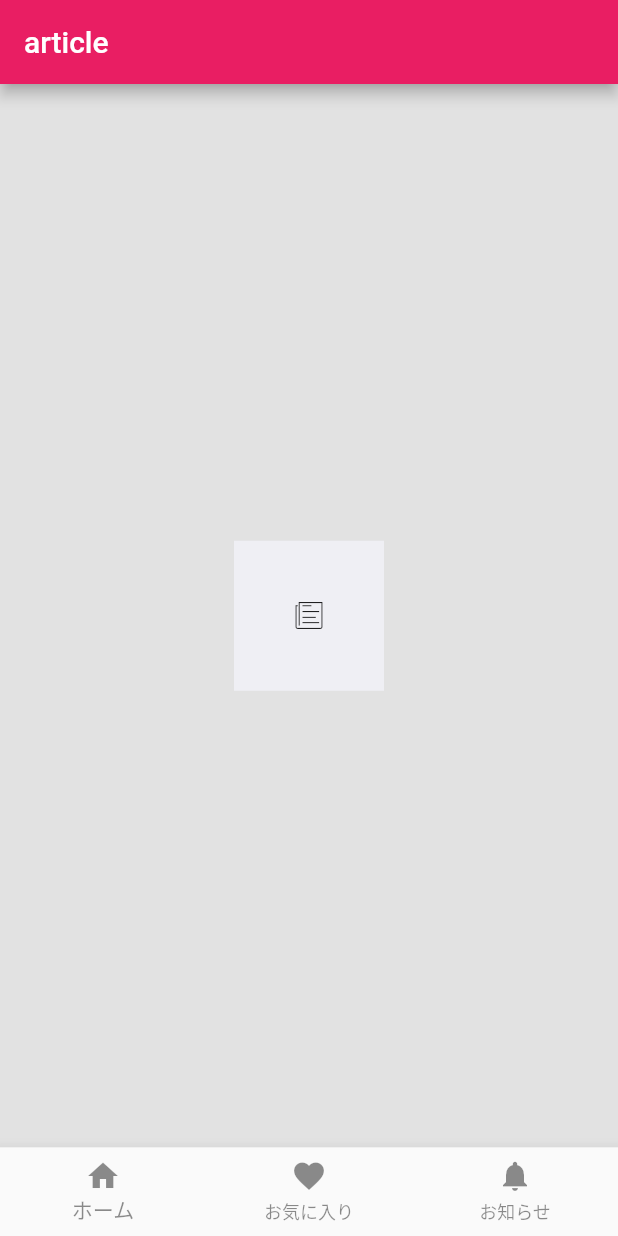
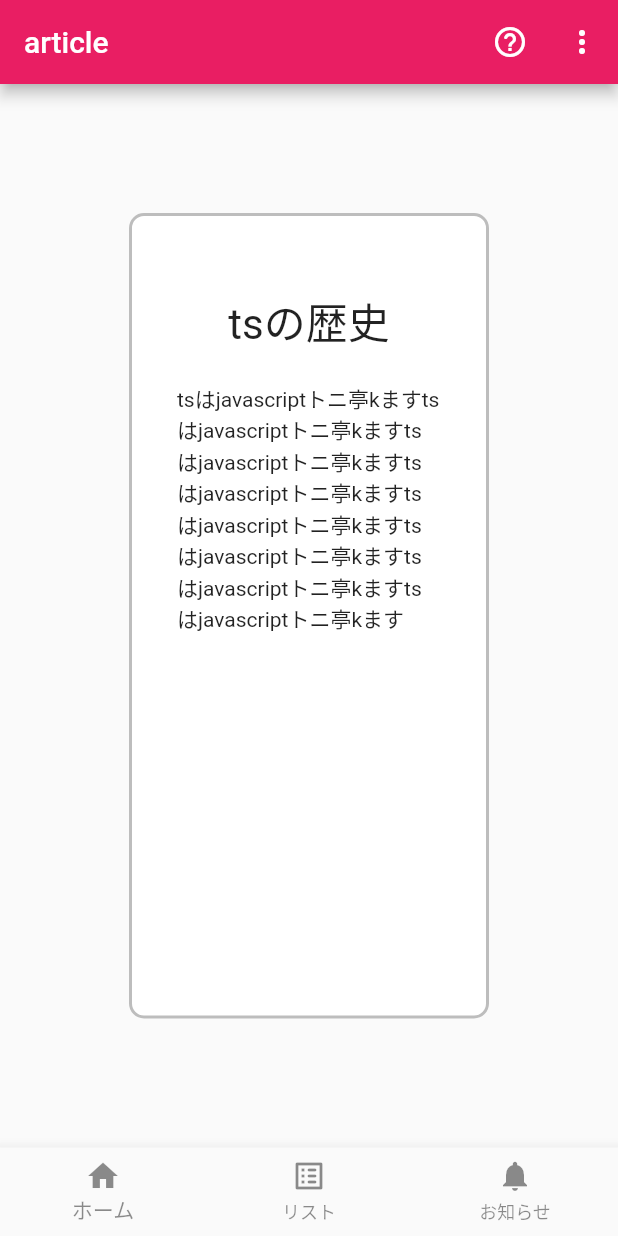
Before and after one commit to mnt3710/mobile-article-swipe, a Flutter app: the screen it shows after launch, on a phone screen of 412 x 824 dp. Run offline on Flutter 3.47's test engine with Material 2 defaults, Android fonts, the phone set to English and light mode, and no system bars; drawn by our look-alikes of swipe_cards.

Commit message:
swipeページのデザイン修正

```diff
--- a/lib/home.dart
+++ b/lib/home.dart
@@ -20,6 +20,13 @@ class _MyHomePage extends State<MyHomePage> {
     return Scaffold(
       appBar: AppBar(
         title: Text('article'),
+        actions: <Widget>[
+          IconButton(onPressed: () {}, icon: Icon(Icons.help_outline_rounded)),
+          IconButton(
+            onPressed: () {},
+            icon: Icon(Icons.more_vert),
+          ),
+        ],
       ),
       body: _currentIndex == 0
           ? HomePage()
@@ -31,7 +38,8 @@ class _MyHomePage extends State<MyHomePage> {
         selectedItemColor: Colors.black45,
         items: const <BottomNavigationBarItem>[
           BottomNavigationBarItem(icon: Icon(Icons.home), label: 'ホーム'),
-          BottomNavigationBarItem(icon: Icon(Icons.favorite), label: 'お気に入り'),
+          BottomNavigationBarItem(
+              icon: Icon(Icons.list_alt_rounded), label: 'リスト'),
           BottomNavigationBarItem(
               icon: Icon(Icons.notifications), label: 'お知らせ'),
         ],
--- a/lib/tab/home_page.dart
+++ b/lib/tab/home_page.dart
@@ -1,4 +1,4 @@
-import "package:flutter/cupertino.dart";
+import "package:flutter/material.dart";
 import 'package:swipe_cards/swipe_cards.dart';
 
 class HomePage extends StatefulWidget {
@@ -12,43 +12,73 @@ class _HomePage extends State<HomePage> {
   List<SwipeItem> _swipeItems = <SwipeItem>[];
   MatchEngine? _matchEngine;
 
-  List<String> _names = [
-    "Red",
-    "Blue",
-    "Green",
-    "Yellow",
-    "Orange",
-    "Grey",
+  List<String> _title = [
+    "tsの歴史",
+    "chatGPTについて",
+    "スクレイピングのやり方",
+    "Flutterの利点",
+    "Kotolin最強",
+    "Vimmer",
     "Purple",
     "Pink"
   ];
 
+  List<String> _description = [
+    "tsはjavascriptトニ亭kますtsはjavascriptトニ亭kますtsはjavascriptトニ亭kますtsはjavascriptトニ亭kますtsはjavascriptトニ亭kますtsはjavascriptトニ亭kますtsはjavascriptトニ亭kますtsはjavascriptトニ亭kます",
+    "tsはjavascriptトニ亭kますtsはjavascriptトニ亭kますtsはjavascriptトニ亭kますtsはjavascriptトニ亭kますtsはjavascriptトニ亭kますtsはjavascriptトニ亭kますtsはjavascriptトニ亭kますtsはjavascriptトニ亭kます",
+    "tsはjavascriptトニ亭kますtsはjavascriptトニ亭kますtsはjavascriptトニ亭kますtsはjavascriptトニ亭kますtsはjavascriptトニ亭kますtsはjavascriptトニ亭kますtsはjavascriptトニ亭kますtsはjavascriptトニ亭kます",
+    "tsはjavascriptトニ亭kますtsはjavascriptトニ亭kますtsはjavascriptトニ亭kますtsはjavascriptトニ亭kますtsはjavascriptトニ亭kますtsはjavascriptトニ亭kますtsはjavascriptトニ亭kますtsはjavascriptトニ亭kます",
+    "tsはjavascriptトニ亭kますtsはjavascriptトニ亭kますtsはjavascriptトニ亭kますtsはjavascriptトニ亭kますtsはjavascriptトニ亭kますtsはjavascriptトニ亭kますtsはjavascriptトニ亭kますtsはjavascriptトニ亭kます",
+    "tsはjavascriptトニ亭kますtsはjavascriptトニ亭kますtsはjavascriptトニ亭kますtsはjavascriptトニ亭kますtsはjavascriptトニ亭kますtsはjavascriptトニ亭kますtsはjavascriptトニ亭kますtsはjavascriptトニ亭kます",
+    "tsはjavascriptトニ亭kますtsはjavascriptトニ亭kますtsはjavascriptトニ亭kますtsはjavascriptトニ亭kますtsはjavascriptトニ亭kますtsはjavascriptトニ亭kますtsはjavascriptトニ亭kますtsはjavascriptトニ亭kます",
+    "tsはjavascriptトニ亭kますtsはjavascriptトニ亭kますtsはjavascriptトニ亭kますtsはjavascriptトニ亭kますtsはjavascriptトニ亭kますtsはjavascriptトニ亭kますtsはjavascriptトニ亭kますtsはjavascriptトニ亭kます",
+  ];
+
   @override
   void initState() {
-    for (int i = 0; i < _names.length; i++) {
-      _swipeItems.add(SwipeItem(content: Text(_names[i])));
+    for (int i = 0; i < _title.length; i++) {
+      _swipeItems.add(SwipeItem(
+          content: Content(title: _title[i], description: _description[i])));
     }
     _matchEngine = MatchEngine(swipeItems: _swipeItems);
   }
 
   @override
   Widget build(BuildContext context) {
-    return Center(child: CupertinoTabView(
-      builder: (BuildContext context) {
-        return SwipeCards(
+    return Center(
+        child: SwipeCards(
       matchEngine: _matchEngine!,
       onStackFinished: () => Text('ok'),
       itemBuilder: (BuildContext context, int index) {
         return Center(
             child: Container(
-              width: 100,
-              height: 100,
-              color: Color(0xFFEFEFF4),
-              child: Icon(CupertinoIcons.news),
+          margin: EdgeInsets.all(70),
+          padding: EdgeInsets.all(30),
+          width: double.infinity,
+          height: double.infinity,
+          decoration: BoxDecoration(
+              color: Color(0xffffffff),
+              borderRadius: BorderRadius.circular(10),
+              border: Border.all(color: Colors.black26, width: 2)),
+          child: Center(
+              child: Column(
+            children: [
+              SizedBox(height: 20),
+              Text(_swipeItems[index].content.title,
+                  style: TextStyle(fontSize: 28)),
+              SizedBox(height: 20),
+              Text(_swipeItems[index].content.description)
+            ],
+          )),
         ));
-          },
-        );
       },
     ));
   }
 }
+
+class Content {
+  final String title;
+  final String description;
+
+  Content({required this.title, required this.description});
+}
```
Lines whose indentation alone changed are shown as unchanged.
